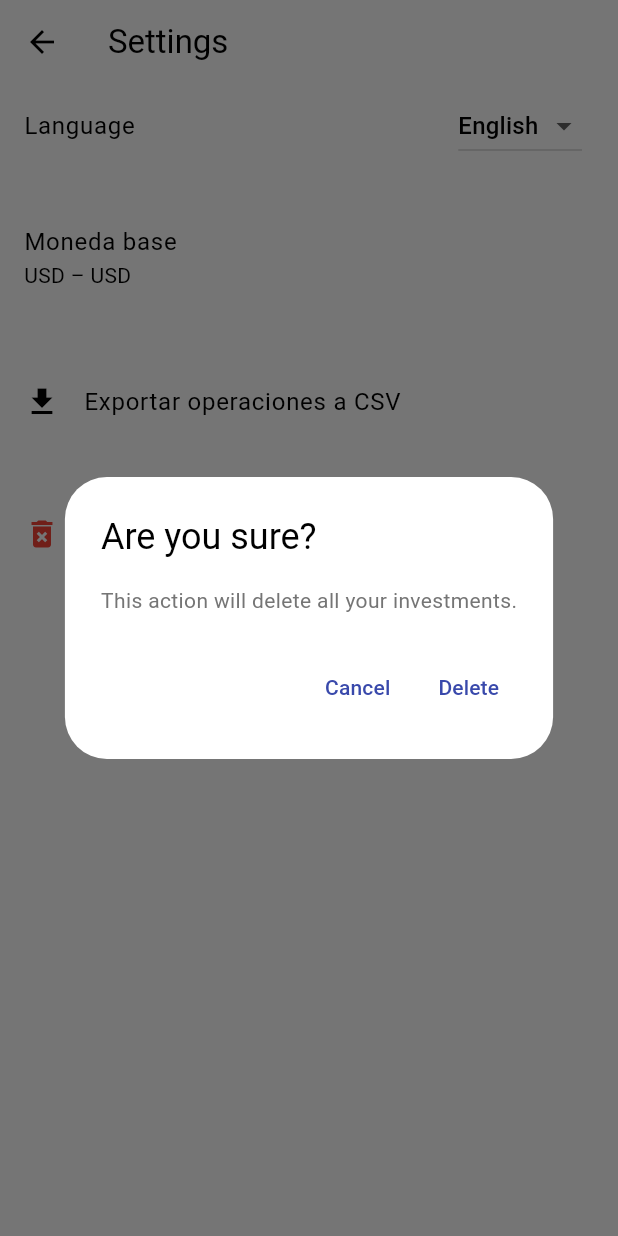
After one commit to GoldLettuce/Lumina, a Flutter app: the SettingsScreen screen opened directly, after a tap on "Eliminar todos los datos del portafolio", on a phone screen of 412 x 824 dp. The commit adds this screen. Run offline on Flutter 3.47's test engine with Material 3 defaults, Android fonts, the phone set to English and light mode, and no system bars; our stand-ins replace fl_chart, hive, hive_flutter, permission_handler, shared_preferences; accounts and stored records are empty; network calls fail.

Commit message:
botón de reset limpia Hive y providers
- settings_screen.dart: pasar ChartValueProvider al servicio ResetPortfolioService en lugar de limpiarlo manualmente en la UI.
- reset_portfolio_service.dart: ampliar la firma de resetAllData para recibir chartProv y, tras cerrar, borrar y reabrir la caja de Hive, llamar a invProv.clearAll(), modelProv.clearAll() y chartProv.clear().

```diff
--- a/lib/data/models/investment_model.dart
+++ b/lib/data/models/investment_model.dart
@@ -84,4 +84,11 @@ class InvestmentModel extends ChangeNotifier {
 
   // ---------- REFRESH EXTERNO ----------
   Future<void> load() => loadInvestments();
+
+  // ---------- RESET ----------
+  /// Limpia todas las inversiones en memoria
+  void clearAll() {
+    _investments.clear();
+    notifyListeners();
+  }
 }
--- a/lib/l10n/app_en.arb
+++ b/lib/l10n/app_en.arb
@@ -40,5 +40,7 @@
   "selectOperationType": "Select operation type",
   "dateLabel": "Date:",
   "spanish": "Spanish",
-  "english": "English"
+  "english": "English",
+  "confirmResetTitle": "Are you sure?",
+  "confirmResetMessage": "This action will delete all your investments."
 }
--- a/lib/l10n/app_es.arb
+++ b/lib/l10n/app_es.arb
@@ -39,5 +39,7 @@
   "selectOperationType": "Seleccione tipo de operación",
   "dateLabel": "Fecha:",
   "spanish": "Español",
-  "english": "Inglés"
+  "english": "Inglés",
+  "confirmResetTitle": "¿Estás seguro?",
+  "confirmResetMessage": "Esta acción eliminará todas tus inversiones."
 }
--- a/lib/l10n/app_localizations.dart
+++ b/lib/l10n/app_localizations.dart
@@ -340,6 +340,18 @@ abstract class AppLocalizations {
   /// In en, this message translates to:
   /// **'English'**
   String get english;
+
+  /// No description provided for @confirmResetTitle.
+  ///
+  /// In en, this message translates to:
+  /// **'Are you sure?'**
+  String get confirmResetTitle;
+
+  /// No description provided for @confirmResetMessage.
+  ///
+  /// In en, this message translates to:
+  /// **'This action will delete all your investments.'**
+  String get confirmResetMessage;
 }
 
 class _AppLocalizationsDelegate extends LocalizationsDelegate<AppLocalizations> {
--- a/lib/l10n/app_localizations_en.dart
+++ b/lib/l10n/app_localizations_en.dart
@@ -130,4 +130,10 @@ class AppLocalizationsEn extends AppLocalizations {
 
   @override
   String get english => 'English';
+
+  @override
+  String get confirmResetTitle => 'Are you sure?';
+
+  @override
+  String get confirmResetMessage => 'This action will delete all your investments.';
 }
--- a/lib/l10n/app_localizations_es.dart
+++ b/lib/l10n/app_localizations_es.dart
@@ -130,4 +130,10 @@ class AppLocalizationsEs extends AppLocalizations {
 
   @override
   String get english => 'Inglés';
+
+  @override
+  String get confirmResetTitle => '¿Estás seguro?';
+
+  @override
+  String get confirmResetMessage => 'Esta acción eliminará todas tus inversiones.';
 }
--- /dev/null
+++ b/lib/services/reset_portfolio_service.dart
@@ -0,0 +1,31 @@
+// lib/services/reset_portfolio_service.dart
+
+import 'package:hive/hive.dart';
+
+import '../domain/entities/investment.dart';
+import '../ui/providers/investment_provider.dart';
+import '../data/models/investment_model.dart';
+import '../ui/providers/chart_value_provider.dart';
+import '../data/repositories_impl/investment_repository_impl.dart';
+
+class ResetPortfolioService {
+  /// Borra todas las inversiones de Hive y limpia los tres providers:
+  /// InvestmentProvider, InvestmentModel y ChartValueProvider.
+  static Future<void> resetAllData(
+      InvestmentProvider invProv,
+      InvestmentModel modelProv,
+      ChartValueProvider chartProv,    // ← nuevo parámetro
+      ) async {
+    // 1) Cerrar y borrar la caja de inversiones
+    if (Hive.isBoxOpen(InvestmentRepositoryImpl.boxName)) {
+      await Hive.box<Investment>(InvestmentRepositoryImpl.boxName).close();
+    }
+    await Hive.deleteBoxFromDisk(InvestmentRepositoryImpl.boxName);
+    await Hive.openBox<Investment>(InvestmentRepositoryImpl.boxName);
+
+    // 2) Limpiar datos en memoria
+    invProv.clearAll();
+    modelProv.clearAll();
+    chartProv.clear();               // ← aquí se limpia el histórico de la gráfica
+  }
+}
--- a/lib/ui/providers/chart_value_provider.dart
+++ b/lib/ui/providers/chart_value_provider.dart
@@ -269,4 +269,7 @@ class ChartValueProvider extends ChangeNotifier {
       notifyListeners();
     }
   }
+  void clear() {
+    _resetState();
+  }
 }
--- a/lib/ui/screens/settings_screen.dart
+++ b/lib/ui/screens/settings_screen.dart
@@ -1,11 +1,19 @@
+// lib/ui/screens/settings_screen.dart
+
 import 'package:flutter/material.dart';
 import 'package:provider/provider.dart';
+import 'package:hive_flutter/hive_flutter.dart';
 
 import '../providers/settings_provider.dart';
+import '../providers/investment_provider.dart';     // Import InvestmentProvider
+import '../../data/models/investment_model.dart';   // Import InvestmentModel
+import '../providers/chart_value_provider.dart';    // Import ChartValueProvider
 import '../widgets/language_selector.dart';
 import '../widgets/currency_selector.dart';
 import '../../l10n/app_localizations.dart';
-import '../../services/export_controller.dart'; // ✅ nuevo import
+import '../../services/export_controller.dart';
+import '../../services/reset_portfolio_service.dart';
+import '../widgets/confirm_reset_dialog.dart';
 
 class SettingsScreen extends StatelessWidget {
   const SettingsScreen({super.key});
@@ -29,10 +37,51 @@ class SettingsScreen extends StatelessWidget {
           const SizedBox(height: 24),
           const CurrencySelector(),
           const SizedBox(height: 32),
+
+          // Export CSV
           ListTile(
             leading: const Icon(Icons.download),
             title: const Text("Exportar operaciones a CSV"),
-            onTap: () => ExportController.handleCsvExport(context), // ✅ limpio y claro
+            onTap: () => ExportController.handleCsvExport(context),
+          ),
+
+          const SizedBox(height: 32),
+
+          // Reset portfolio
+          ListTile(
+            leading: const Icon(Icons.delete_forever, color: Colors.red),
+            title: const Text(
+              "Eliminar todos los datos del portafolio",
+              style: TextStyle(color: Colors.red),
+            ),
+            onTap: () async {
+              final confirm = await ConfirmResetDialog.show(
+                context: context,
+                title: t.confirmResetTitle,
+                content: t.confirmResetMessage,
+                cancelText: t.cancel,
+                confirmText: t.delete,
+              );
+
+              if (confirm) {
+                final invProv   = context.read<InvestmentProvider>();
+                final modelProv = context.read<InvestmentModel>();
+                final chartProv = context.read<ChartValueProvider>();
+
+                // Llamada ajustada para pasar también chartProv al servicio
+                await ResetPortfolioService.resetAllData(
+                  invProv,
+                  modelProv,
+                  chartProv,
+                );
+
+                if (context.mounted) {
+                  ScaffoldMessenger.of(context).showSnackBar(
+                    const SnackBar(content: Text('✅ Portafolio eliminado')),
+                  );
+                }
+              }
+            },
           ),
         ],
       ),
--- /dev/null
+++ b/lib/ui/widgets/confirm_reset_dialog.dart
@@ -0,0 +1,52 @@
+import 'package:flutter/material.dart';
+
+class ConfirmResetDialog extends StatelessWidget {
+  final String title;
+  final String content;
+  final String cancelText;
+  final String confirmText;
+
+  const ConfirmResetDialog({
+    super.key,
+    required this.title,
+    required this.content,
+    required this.cancelText,
+    required this.confirmText,
+  });
+
+  static Future<bool> show({
+    required BuildContext context,
+    required String title,
+    required String content,
+    required String cancelText,
+    required String confirmText,
+  }) {
+    return showDialog<bool>(
+      context: context,
+      builder: (ctx) => ConfirmResetDialog(
+        title: title,
+        content: content,
+        cancelText: cancelText,
+        confirmText: confirmText,
+      ),
+    ).then((value) => value == true);
+  }
+
+  @override
+  Widget build(BuildContext context) {
+    return AlertDialog(
+      title: Text(title),
+      content: Text(content),
+      actions: [
+        TextButton(
+          child: Text(cancelText),
+          onPressed: () => Navigator.pop(context, false),
+        ),
+        TextButton(
+          child: Text(confirmText),
+          onPressed: () => Navigator.pop(context, true),
+        ),
+      ],
+    );
+  }
+}
```
Also changed, not shown: lib/main.dart (+9 -9 lines), lib/ui/providers/investment_provider.dart (+9 -1 lines), 1 other file.
